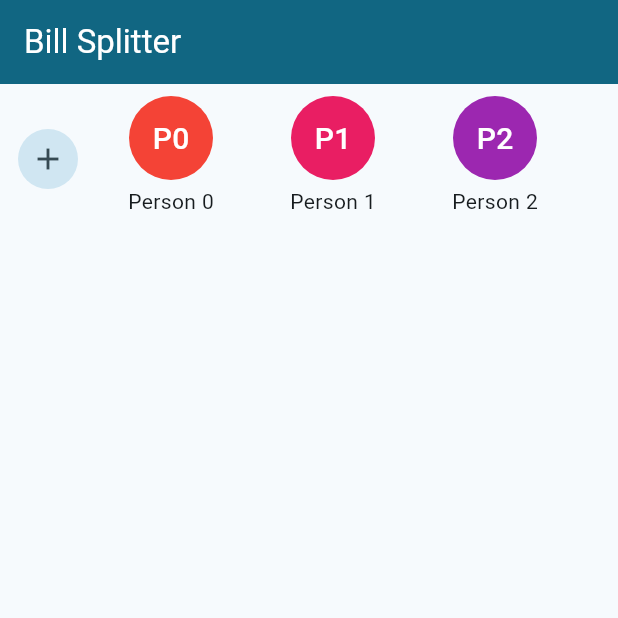
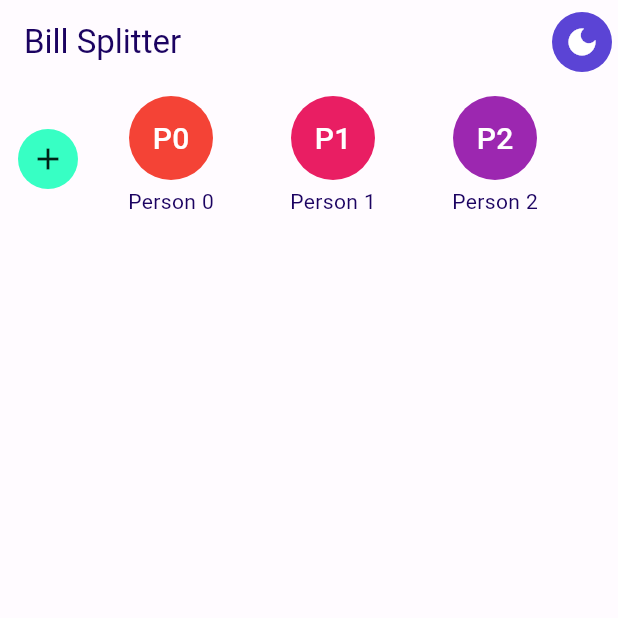
Before and after one commit to huynhmytuan/bill-calculator, a Flutter app: the screen it shows after launch, on a phone screen of 412 x 824 dp, the top half of it. Run offline on Flutter 3.47's test engine with Material 3 defaults, Android fonts, the phone set to English and light mode, and no system bars; our stand-ins replace equatable, flutter_riverpod, gap, riverpod.

Commit message:
refactor: Restructure source folders

```diff
--- a/lib/home_page.dart
+++ /dev/null
@@ -1,22 +0,0 @@
-import 'package:bill_calculator/person_list.dart';
-import 'package:flutter/material.dart';
-
-class HomePage extends StatelessWidget {
-  const HomePage({super.key});
-
-  @override
-  Widget build(BuildContext context) {
-    return Scaffold(
-      appBar: AppBar(
-        title: const Text('Bill Splitter'),
-        foregroundColor: Theme.of(context).colorScheme.onPrimary,
-        backgroundColor: Theme.of(context).colorScheme.primary,
-      ),
-      body: const Column(
-        children: [
-          PersonsList(),
-        ],
-      ),
-    );
-  }
-}
--- a/lib/main.dart
+++ b/lib/main.dart
@@ -1,24 +1,27 @@
-import 'package:bill_calculator/home_page.dart';
+import 'package:bill_calculator/configs/themes/color_schemes.g.dart';
+import 'package:bill_calculator/src/presentation/home/home_page.dart';
+import 'package:bill_calculator/src/presentation/theme/theme_provider.dart';
 import 'package:bill_calculator/utils/custom_scroll_behavior.dart';
 import 'package:flutter/material.dart';
+import 'package:flutter_riverpod/flutter_riverpod.dart';
 
 void main() {
-  runApp(const MyApp());
+  runApp(const ProviderScope(child: MyApp()));
 }
 
-class MyApp extends StatelessWidget {
+class MyApp extends ConsumerWidget {
   const MyApp({super.key});
 
   // This widget is the root of your application.
   @override
-  Widget build(BuildContext context) {
+  Widget build(BuildContext context, WidgetRef ref) {
+    final themeMode = ref.watch(themeProvider);
     return MaterialApp(
       scrollBehavior: MyCustomScrollBehavior(),
       title: 'Flutter Demo',
-      theme: ThemeData(
-        colorScheme: ColorScheme.fromSeed(seedColor: Colors.blueGrey),
-        useMaterial3: true,
-      ),
+      theme: ThemeData.from(colorScheme: lightColorScheme),
+      darkTheme: ThemeData.from(colorScheme: darkColorScheme),
+      themeMode: themeMode,
       home: const HomePage(),
     );
   }
--- /dev/null
+++ b/lib/src/presentation/home/home_page.dart
@@ -0,0 +1,34 @@
+import 'package:bill_calculator/src/presentation/home/widgets/person_list.dart';
+import 'package:bill_calculator/src/presentation/theme/theme_provider.dart';
+import 'package:bill_calculator/utils/color_ext.dart';
+import 'package:flutter/material.dart';
+import 'package:flutter_riverpod/flutter_riverpod.dart';
+
+class HomePage extends ConsumerWidget {
+  const HomePage({super.key});
+
+  @override
+  Widget build(BuildContext context, WidgetRef ref) {
+    final themeMode = ref.watch(themeProvider);
+    final themeNotifier = ref.read(themeProvider.notifier);
+    return Scaffold(
+      appBar: AppBar(
+        title: const Text('Bill Splitter'),
+        actions: [
+          IconButton.filled(
+            icon: Icon(
+              themeMode == ThemeMode.dark ? Icons.light_mode : Icons.dark_mode,
+              color: Theme.of(context).iconTheme.color?.contractColor,
+            ),
+            onPressed: themeNotifier.toggleTheme,
+          ),
+        ],
+      ),
+      body: const Column(
+        children: [
+          PersonsList(),
+        ],
+      ),
+    );
+  }
+}
--- a/lib/person_list.dart
+++ b/lib/src/presentation/home/widgets/person_list.dart
@@ -1,5 +1,5 @@
-import 'package:bill_calculator/add_person_dialog.dart';
-import 'package:bill_calculator/models/person.dart';
+import 'package:bill_calculator/src/presentation/home/widgets/add_person_dialog.dart';
+import 'package:bill_calculator/src/domain/models/person.dart';
 import 'package:bill_calculator/utils/color_ext.dart';
 import 'package:bill_calculator/utils/string_ext.dart';
 import 'package:flutter/material.dart';
--- /dev/null
+++ b/lib/src/presentation/theme/theme_notifier.dart
@@ -0,0 +1,11 @@
+import 'package:flutter/material.dart';
+import 'package:riverpod/riverpod.dart';
+
+class ThemeNotifier extends Notifier<ThemeMode> {
+  @override
+  ThemeMode build() => ThemeMode.light;
+
+  void toggleTheme() {
+    state = state == ThemeMode.dark ? ThemeMode.light : ThemeMode.dark;
+  }
+}
--- /dev/null
+++ b/lib/src/presentation/theme/theme_provider.dart
@@ -0,0 +1,7 @@
+import 'package:bill_calculator/src/presentation/theme/theme_notifier.dart';
+import 'package:flutter/material.dart';
+import 'package:riverpod/riverpod.dart';
+
+final themeProvider = NotifierProvider<ThemeNotifier, ThemeMode>(
+  ThemeNotifier.new,
+);
--- a/pubspec.yaml
+++ b/pubspec.yaml
@@ -39,6 +39,7 @@ dependencies:
   gap: ^3.0.1
   uuid: ^4.4.0
   equatable: ^2.0.5
+  flutter_riverpod: ^2.5.1
 
 dev_dependencies:
   flutter_test:
```
Also changed, not shown: lib/configs/themes/color_schemes.g.dart (added), lib/src/domain/models/person.dart (renamed from lib/models/person.dart), lib/src/presentation/home/widgets/add_person_dialog.dart (renamed from lib/add_person_dialog.dart), pubspec.lock, 1 other file.
